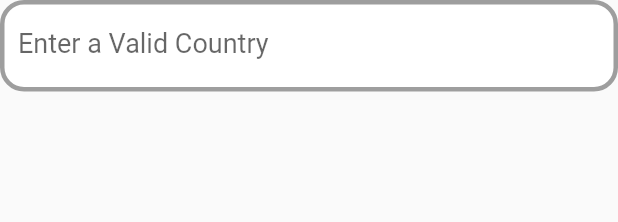
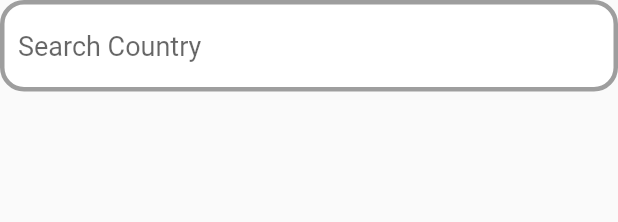
Before and after one commit to CAU-MobileApp/GlobalTime, a Flutter app: the Country widget shown alone on an empty page, opened directly, on a phone screen of 412 x 824 dp. Shown: the top 222 px of the screen. Run offline on Flutter 3.47's test engine with Material 2 defaults, Android fonts, the phone set to English and light mode, and no system bars; drawn by our look-alikes of searchfield; our stand-ins replace flutter_colorpicker, fluttertoast, google_fonts, shared_preferences; accounts and stored records are empty; project files that could hold a hidden picture were left out.

Commit message:
검색 기능 추가

```diff
--- a/lib/screen/custom_screen/custom_screen.dart
+++ b/lib/screen/custom_screen/custom_screen.dart
@@ -1,4 +1,5 @@
 import 'package:flutter/material.dart';
+import 'package:fluttertoast/fluttertoast.dart';
 import 'package:provider/provider.dart';
 import 'package:searchfield/searchfield.dart';
 import 'package:world_time/components/store.dart';
@@ -348,6 +349,7 @@ class _CountryState extends State<Country> {
   final _formKey = GlobalKey<FormState>();
   final _searchController = TextEditingController();
   final focus = FocusNode();
+  var _hint = "Search Country";
 
   @override
   void dispose() {
@@ -361,7 +363,9 @@ class _CountryState extends State<Country> {
     Store pvdStore = Provider.of<Store>(context, listen: false);
     StoreTheme pvdStoreTheme = Provider.of<StoreTheme>(context, listen: false);
 
-    return Form(
+    return Stack(
+      children: [
+        Form(
           key: _formKey,
           child: SearchField(     //https://pub.dev/packages/searchfield 패키지 사용
             suggestions: pvdStore.countryListParsed
@@ -379,7 +383,6 @@ class _CountryState extends State<Country> {
             searchInputDecoration: InputDecoration(   //input box 관련 ui
               filled: true,
               fillColor: Colors.white,
-          labelText: "Enter a Valid Country",
               enabledBorder: OutlineInputBorder(
                 borderSide: const BorderSide(
                   color: Colors.grey,
@@ -421,14 +424,13 @@ class _CountryState extends State<Country> {
                 pvdStore.index == -1
                     ? pvdStoreTheme.country = value
                     : pvdStore.storedThemes[pvdStore.index].country = value;
+                _searchController.text = '';
               }
               else{
-              setState(() {
-                _searchController.text = 'Please Enter a Valid Country';
-              });
+                _searchController.text = '';
               }
             },
-        hint: 'Search Country',
+            hint: _hint,
             focusNode: focus,
             controller: _searchController,
             hasOverlay: false,
@@ -440,6 +442,26 @@ class _CountryState extends State<Country> {
             itemHeight: 50,
             onSuggestionTap: (x) {},
           ),
+        ),
+        // Padding(
+        //   padding: const EdgeInsets.fromLTRB(0, 12, 12, 0),
+        //   child: Align(
+        //     alignment: Alignment.topRight,
+        //     child: IconButton(
+        //       icon: const Icon(Icons.search),
+        //       onPressed: (){
+        //         if (pvdStore.countryListParsed.contains(_searchController.text) && _searchController.text.isNotEmpty){  //validity 검사
+        //           pvdStore.setCountry(_searchController.text); //새로 선택된 지역 정보로 text를 갱신
+        //           pvdStore.getTime(pvdStore.country);
+        //           pvdStore.index == -1
+        //               ? pvdStoreTheme.country = _searchController.text
+        //               : pvdStore.storedThemes[pvdStore.index].country = _searchController.text;
+        //         }
+        //       },
+        //     ),
+        //   ),
+        // ),
+      ],
     );
 
     // return Center(
--- a/lib/screen/main_screen/main_screen.dart
+++ b/lib/screen/main_screen/main_screen.dart
@@ -52,6 +52,7 @@ class _MainScreenState extends State<MainScreen> {
                             // --> await getCountryList 해서 리스트 로드 이후 시계 페이지로 가면 바로 볼 수 있게끔
                             // --> 이러면 첫 실행 시도에 한해서 연산 속도 때문에 시계 페이지로 넘어갈 때 시간이 좀 걸리는 단점이 있음
                             if (Provider.of<Store>(context, listen: false).countryDict.isEmpty){
+                              print(Provider.of<Store>(context, listen: false).countryDict);
                               await Provider.of<Store>(context, listen: false)
                                   .getCountryList();
                             }
--- a/pubspec.yaml
+++ b/pubspec.yaml
@@ -43,6 +43,7 @@ dependencies:
   flutter_colorpicker: ^1.0.3
   shared_preferences: ^2.0.15
   searchfield: ^0.7.2
+  fluttertoast: ^8.0.7
 
 dev_dependencies:
   flutter_test:
```
Also changed, not shown: pubspec.lock. Lines whose indentation alone changed are shown as unchanged.
